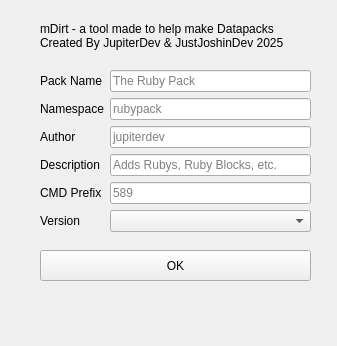
This is lib/details.ui in Faith-and-Code-Technologies/mDirt as Qt 5 draws it before an edit. The edited form follows.
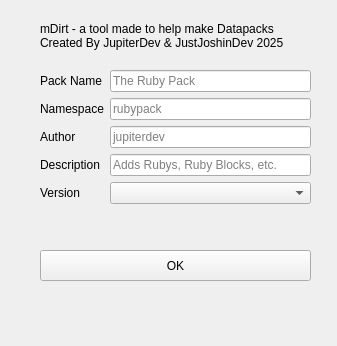
This is the edited form.

The edit to the form file:
```diff
--- a/lib/details.ui
+++ b/lib/details.ui
@@ -35,7 +35,7 @@
      <x>40</x>
      <y>70</y>
      <width>271</width>
-     <height>171</height>
+     <height>141</height>
     </rect>
    </property>
    <layout class="QFormLayout" name="formLayout">
@@ -108,30 +108,13 @@
      </widget>
     </item>
     <item row="4" column="0">
-     <widget class="QLabel" name="packCMDPrefixLabel">
-      <property name="text">
-       <string>CMD Prefix</string>
-      </property>
-     </widget>
-    </item>
-    <item row="4" column="1">
-     <widget class="QLineEdit" name="packCMDPrefix">
-      <property name="toolTip">
-       <string>&lt;html&gt;&lt;head/&gt;&lt;body&gt;&lt;p&gt;&lt;span style=&quot; font-weight:700;&quot;&gt;LEGACY! Only used in 1.21.3. &lt;/span&gt;&lt;span style=&quot; font-style:italic;&quot;&gt;Note that you still must fill it in!&lt;/span&gt;&lt;br/&gt;A 3 digit number used to figure out the Custom Model Data for your custom blocks &amp;amp; items.&lt;/p&gt;&lt;/body&gt;&lt;/html&gt;</string>
-      </property>
-      <property name="placeholderText">
-       <string>589</string>
-      </property>
-     </widget>
-    </item>
-    <item row="5" column="0">
      <widget class="QLabel" name="packVersionLabel">
       <property name="text">
        <string>Version</string>
       </property>
      </widget>
     </item>
-    <item row="5" column="1">
+    <item row="4" column="1">
      <widget class="QComboBox" name="packVersion">
       <property name="toolTip">
        <string>&lt;html&gt;&lt;head/&gt;&lt;body&gt;&lt;p&gt;The version your packs will work for.&lt;br/&gt;&lt;span style=&quot; font-weight:700;&quot;&gt;1.21.4 highly recommended!&lt;/span&gt;&lt;/p&gt;&lt;/body&gt;&lt;/html&gt;</string>
```
